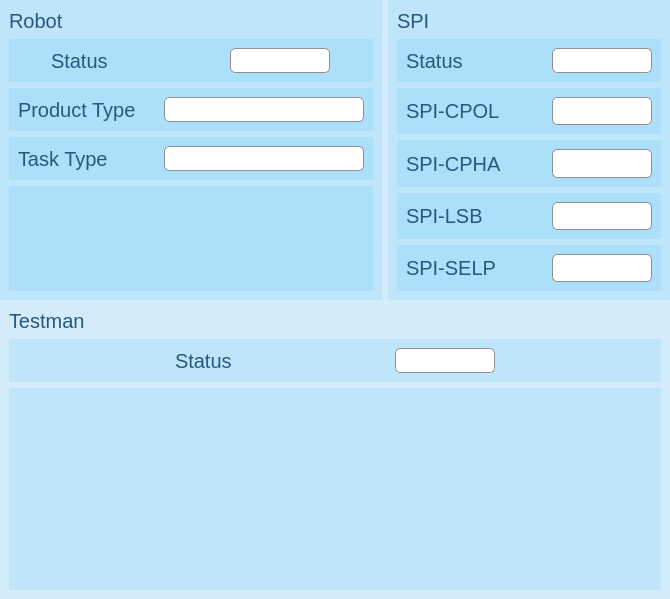
Before: the Qt Designer form app/kostal_qt_gui/src/mainwindow.ui in ZhanJet/kostal_app, drawn with Qt 5.
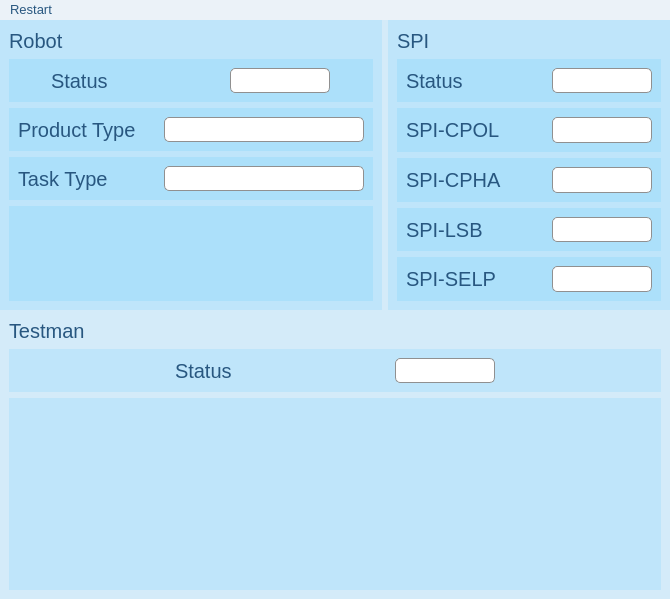
After: the same form once the commit is applied. Icons and pictures are not drawn.

Patch:
```diff
--- a/app/kostal_qt_gui/src/mainwindow.ui
+++ b/app/kostal_qt_gui/src/mainwindow.ui
@@ -990,6 +990,28 @@
     </item>
    </layout>
   </widget>
+  <widget class="QMenuBar" name="menuBar">
+   <property name="geometry">
+    <rect>
+     <x>0</x>
+     <y>0</y>
+     <width>670</width>
+     <height>23</height>
+    </rect>
+   </property>
+   <widget class="QMenu" name="menuRestart_Robot">
+    <property name="title">
+     <string>Restart</string>
+    </property>
+    <addaction name="actionRestart_Robot"/>
+   </widget>
+   <addaction name="menuRestart_Robot"/>
+  </widget>
+  <action name="actionRestart_Robot">
+   <property name="text">
+    <string>Restart Robot</string>
+   </property>
+  </action>
  </widget>
  <resources/>
  <connections/>
```
